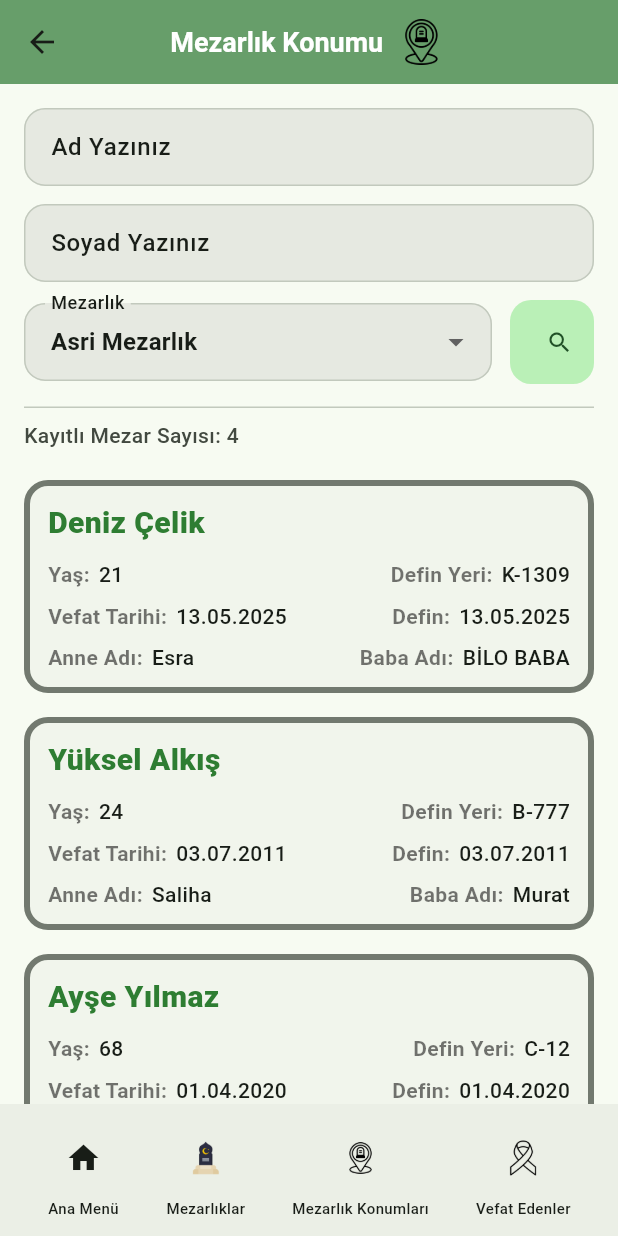
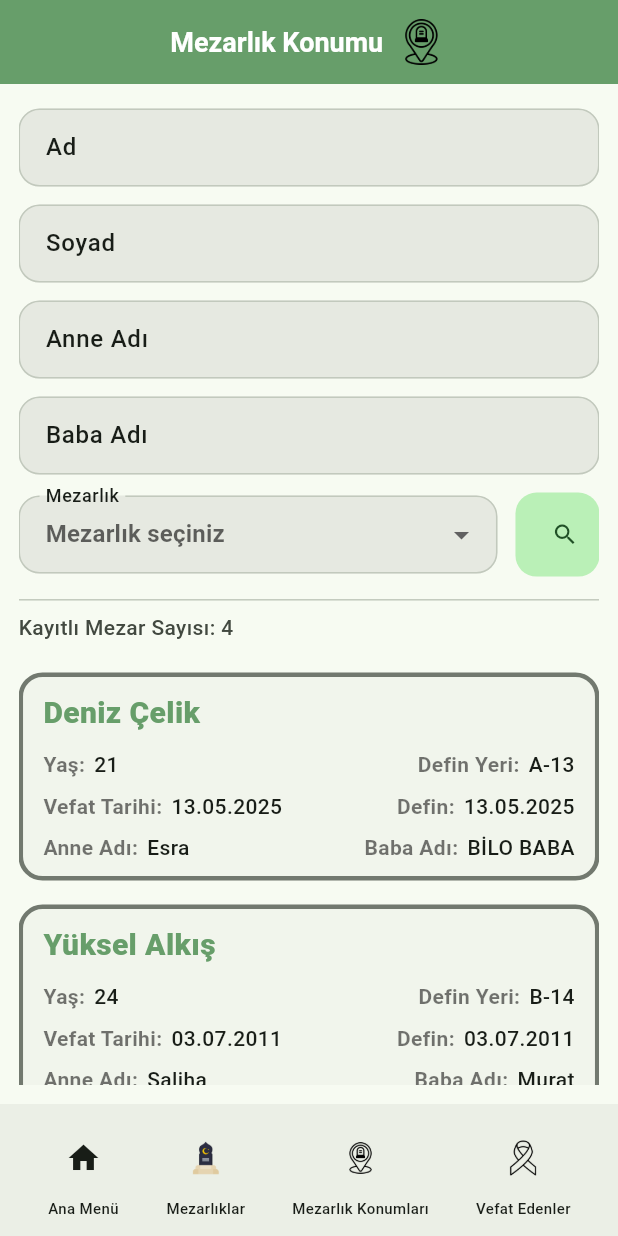
Before and after one commit to yukseelalkis/MezMaps, a Flutter app: the GraveSearchPage screen opened directly, on a phone screen of 412 x 824 dp. Run offline on Flutter 3.47's test engine with Material 3 defaults, Android fonts, the phone set to English and light mode, and no system bars; our stand-ins replace equatable, flutter_bloc, get_it, google_fonts, lottie.

Commit message:
GraveLocationPage ,NavigationExtation Done

```diff
--- a/lib/feature/cemeteries/view/cemeteries_view.dart
+++ b/lib/feature/cemeteries/view/cemeteries_view.dart
@@ -6,6 +6,7 @@ import 'package:gen/gen.dart';
 import 'package:mezmaps/feature/cemeteries/view_model/mixin/cemetries_mixin.dart';
 import 'package:mezmaps/feature/cemeteries/view_model/cemetries_view_model.dart';
 import 'package:mezmaps/feature/cemeteries/view_model/state/cemetries_state.dart';
+import 'package:mezmaps/feature/home/view/home_view.dart';
 import 'package:mezmaps/product/state/base/base_state.dart';
 import 'package:mezmaps/product/utility/constant/language/product_string.dart';
 import 'package:mezmaps/product/widgets/custom_app_bar.dart';
@@ -195,7 +196,9 @@ final class _CemeteriesViewState extends BaseState<CemeteriesView>
             );
           },
         ),
+
       ),
+      bottomNavigationBar: BottomBar(),
     );
   }
 }
--- a/lib/feature/grave_location/view/grave_location_view.dart
+++ b/lib/feature/grave_location/view/grave_location_view.dart
@@ -1,3 +1,4 @@
+import 'package:common/common.dart';
 import 'package:flutter/material.dart';
 import 'package:gen/gen.dart';
 import 'package:mezmaps/feature/home/view/home_view.dart';
@@ -13,8 +14,10 @@ class GraveSearchPage extends StatefulWidget {
 class _GraveSearchPageState extends State<GraveSearchPage> {
   final _ad = TextEditingController();
   final _soyad = TextEditingController();
+  final _anneAdi = TextEditingController();
+  final _babaAdi = TextEditingController();
   final _mezarliklar = const ['Asri Mezarlık', 'Yeşilkent Mezarlığı'];
-  String? _mezarlik = 'Asri Mezarlık';
+  String? _mezarlik = null;
 
   final List<_Grave> _all = const [
     _Grave(
@@ -22,7 +25,7 @@ class _GraveSearchPageState extends State<GraveSearchPage> {
       'Çelik',
       21,
       '13.05.2025',
-      'K-1309',
+      'A-13',
       'Asri Mezarlık',
       "Esra",
       "BİLO BABA",
@@ -32,7 +35,7 @@ class _GraveSearchPageState extends State<GraveSearchPage> {
       'Alkış',
       24,
       '03.07.2011',
-      'B-777',
+      'B-14',
       'Yeşilkent Mezarlığı',
       "Saliha",
       "Murat",
@@ -42,7 +45,7 @@ class _GraveSearchPageState extends State<GraveSearchPage> {
       'Yılmaz',
       68,
       '01.04.2020',
-      'C-12',
+      'C-15',
       'Yeşilkent Mezarlığı',
       "Esma",
       "Ali",
@@ -52,7 +55,7 @@ class _GraveSearchPageState extends State<GraveSearchPage> {
       "Selli",
       31,
       "22.10.2024",
-      "K-1910",
+      "D-16",
       "Asri Mezarlık",
       "Arzu",
       "Şükrü",
@@ -60,16 +63,21 @@ class _GraveSearchPageState extends State<GraveSearchPage> {
   ];
   late List<_Grave> _result = List.of(_all);
 
+  // yazdıgımız isimleri ekranda gösteren kısım
   void _search() {
     final a = _ad.text.trim().toLowerCase();
     final s = _soyad.text.trim().toLowerCase();
+    final aa = _anneAdi.text.trim().toLowerCase();
+    final ba = _babaAdi.text.trim().toLowerCase();
     final m = _mezarlik;
     setState(() {
       _result = _all.where((g) {
         final adOk = a.isEmpty || g.ad.toLowerCase().contains(a);
         final soOk = s.isEmpty || g.soyad.toLowerCase().contains(s);
+        final aa0k = aa.isEmpty || g.anneAdi.toLowerCase().contains(aa);
+        final baOk = ba.isEmpty || g.babaAdi.toLowerCase().contains(ba);
         final meOk = m == null || g.mezarlik == m;
-        return adOk && soOk && meOk;
+        return adOk && soOk && aa0k && baOk && meOk;
       }).toList();
     });
   }
@@ -82,13 +90,15 @@ class _GraveSearchPageState extends State<GraveSearchPage> {
         text: ProjectString.cemeteryLocations,
         widget: Assets.icons.mkLight.image(package: 'gen', width: 35),
       ),
-      body: ListView(
-        padding: const EdgeInsets.all(16),
+      body: Padding(
+        padding: PaddingManager.normalPaddingAll(context),
+        child: ListView(
           children: [
+            SizedBox(height: 4),
             TextField(
               controller: _ad,
               decoration: const InputDecoration(
-              labelText: 'Ad Yazınız',
+                labelText: 'Ad',
                 border: OutlineInputBorder(),
               ),
             ),
@@ -96,7 +106,23 @@ class _GraveSearchPageState extends State<GraveSearchPage> {
             TextField(
               controller: _soyad,
               decoration: const InputDecoration(
-              labelText: 'Soyad Yazınız',
+                labelText: 'Soyad',
+                border: OutlineInputBorder(),
+              ),
+            ),
+            const SizedBox(height: 12),
+            TextField(
+              controller: _anneAdi,
+              decoration: const InputDecoration(
+                labelText: 'Anne Adı',
+                border: OutlineInputBorder(),
+              ),
+            ),
+            const SizedBox(height: 12),
+            TextField(
+              controller: _babaAdi,
+              decoration: const InputDecoration(
+                labelText: 'Baba Adı',
                 border: OutlineInputBorder(),
               ),
             ),
@@ -104,16 +130,35 @@ class _GraveSearchPageState extends State<GraveSearchPage> {
             Row(
               children: [
                 Expanded(
-                child: DropdownButtonFormField<String>(
+                  child: Stack(
+                    alignment: Alignment.centerRight,
+                    children: [
+                      DropdownButtonFormField<String>(
                         value: _mezarlik,
+                        hint: const Text('Mezarlık seçiniz'),
                         decoration: const InputDecoration(
                           labelText: 'Mezarlık',
                           border: OutlineInputBorder(),
                         ),
                         items: _mezarliklar
-                      .map((e) => DropdownMenuItem(value: e, child: Text(e)))
+                            .map(
+                              (e) => DropdownMenuItem(value: e, child: Text(e)),
+                            )
                             .toList(),
                         onChanged: (v) => setState(() => _mezarlik = v),
+                      ),
+                      if (_mezarlik != null)
+                        Positioned(
+                          right: 25,
+                          child: IconButton(
+                            // buraya assetsden çağırılacak iconları ekledim beceremedim
+                            icon: const Icon(Icons.close, size: 20),
+                            color: Theme.of(context).colorScheme.primary,
+                            tooltip: 'Seçimi temizle',
+                            onPressed: () => setState(() => _mezarlik = null),
+                          ),
+                        ),
+                    ],
                   ),
                 ),
                 const SizedBox(width: 12),
@@ -122,7 +167,7 @@ class _GraveSearchPageState extends State<GraveSearchPage> {
                   width: 56,
                   child: FilledButton(
                     onPressed: _search,
-                  child: const Icon(Icons.search),
+                    child: Icon(Icons.search_outlined),
                   ),
                 ),
               ],
@@ -139,13 +184,14 @@ class _GraveSearchPageState extends State<GraveSearchPage> {
             const SizedBox(height: 24),
           ],
         ),
+      ),
       bottomNavigationBar: BottomBar(),
     );
   }
 }
 
 class _GraveCard extends StatelessWidget {
-  const _GraveCard(this.g, {super.key});
+  const _GraveCard(this.g);
   final _Grave g;
 
   @override
@@ -158,12 +204,12 @@ class _GraveCard extends StatelessWidget {
         borderRadius: BorderRadius.circular(16),
         side: BorderSide(
           color: cs.outline,
-          width: 4.0, // burayı değiştirerek kalınlığı artırabilirsin
+          width: 3.0, // burayı değiştirerek kalınlığı artırabilirsin
         ),
       ),
 
       child: Padding(
-        padding: const EdgeInsets.fromLTRB(16, 14, 16, 14),
+        padding: PaddingManager.responsiveLTRB(context),
         child: Column(
           crossAxisAlignment: CrossAxisAlignment.start,
           children: [
@@ -172,7 +218,7 @@ class _GraveCard extends StatelessWidget {
               style: TextStyle(
                 fontWeight: FontWeight.w800,
                 fontSize: 20,
-                color: Colors.green.shade800,
+                color: Theme.of(context).colorScheme.primary,
               ),
             ),
             const SizedBox(height: 10),
--- a/lib/feature/home/widget/home_view_widget.dart
+++ b/lib/feature/home/widget/home_view_widget.dart
@@ -50,7 +50,12 @@
           Column(
             mainAxisSize: MainAxisSize.min,
             children: [
-              IconButton(onPressed: () {}, icon: Icon(Icons.home)),
+              IconButton(
+                onPressed: () {
+                  context.replaceNoAnim(const HomeView());
+                },
+                icon: Icon(Icons.home),
+              ),
               SizedBox(height: 2),
               Text('Ana Menü', style: TextStyle(fontSize: 10)),
             ],
@@ -60,7 +65,9 @@
             mainAxisSize: MainAxisSize.min,
             children: [
               IconButton(
-                onPressed: () {},
+                onPressed: () {
+                  context.pushTo(CemeteriesView());
+                },
                 icon: Assets.icons.mLight.image(
                   package: 'gen',
                   width: 24,
@@ -77,7 +84,9 @@
             mainAxisSize: MainAxisSize.min,
             children: [
               IconButton(
-                onPressed: () {},
+                onPressed: () {
+                  context.pushTo(GraveSearchPage());
+                },
                 icon: Assets.icons.mkLight.image(
                   package: 'gen',
                   width: 24,
--- a/module/common/lib/src/constant/padding/padding_manager.dart
+++ b/module/common/lib/src/constant/padding/padding_manager.dart
@@ -43,4 +43,11 @@ final class PaddingManager {
   /// (4% horizontal, 1.2% vertical)
   static EdgeInsets buttonContentPadding(BuildContext context) =>
       EdgeInsets.only(right: MediaQuery.sizeOf(context).width * 0.06);
+
+  static EdgeInsets responsiveLTRB(BuildContext context) => EdgeInsets.fromLTRB(
+    MediaQuery.sizeOf(context).width * 0.04,
+    MediaQuery.sizeOf(context).height * 0.015,
+    MediaQuery.sizeOf(context).width * 0.04,
+    MediaQuery.sizeOf(context).height * 0.015,
+  );
 }
```
Also changed, not shown: lib/feature/home/view/home_view.dart (+3 -10 lines), lib/product/utility/navigation/navigation_ext.dart (added, +55 -0 lines), module/gen/assets/icons/csdark.png (added), module/gen/assets/icons/cslight.png (added), 11 other files. Lines whose indentation alone changed are shown as unchanged.
